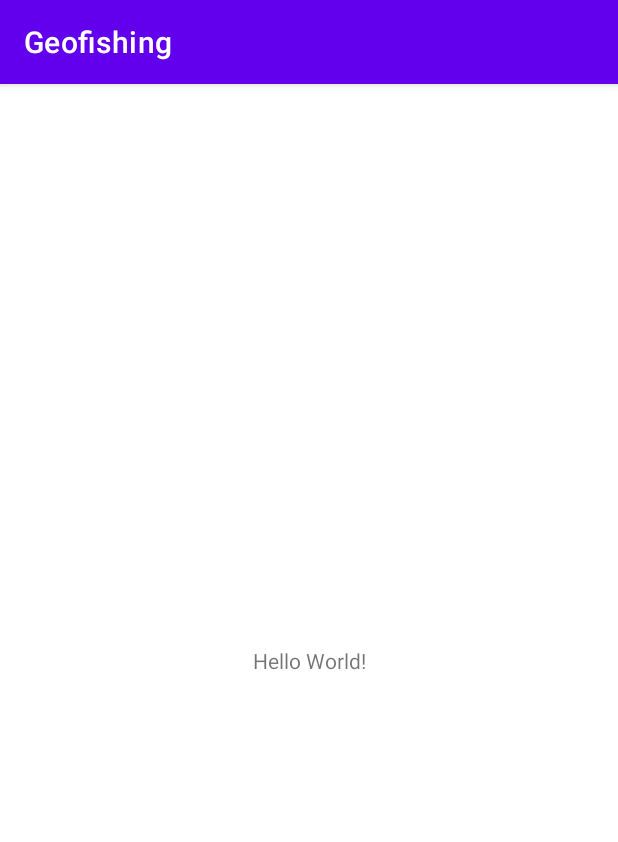
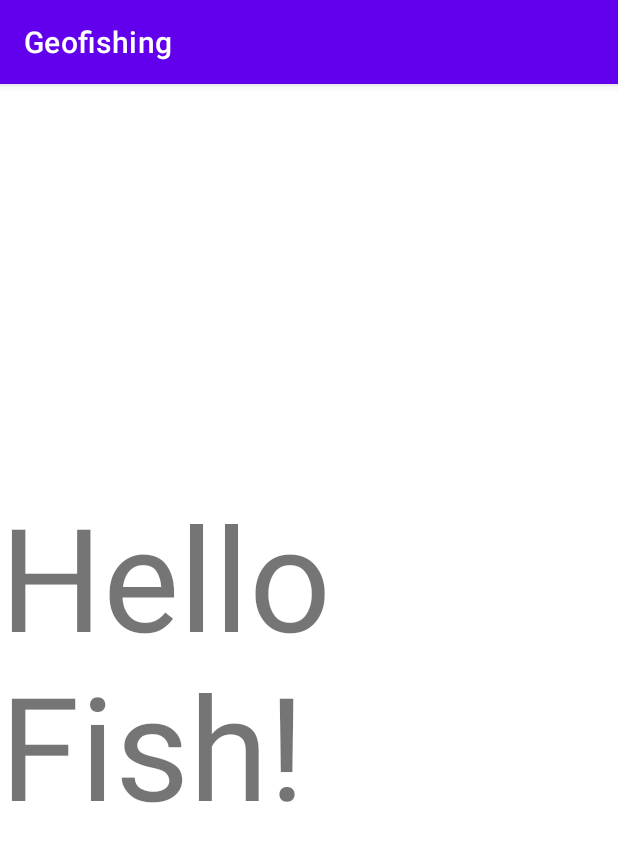
Before and after one commit to olejorga/geofishing, an Android app: the screen it shows after launch (MainActivity), on a phone screen of 412 x 824 dp. Shown: the top 842 px of the screen. Run offline under Robolectric (Android 15) with nearby library versions, the light colour scheme and no system bars.

Commit message:
hello fish

```diff
--- a/app/src/main/res/layout/activity_main.xml
+++ b/app/src/main/res/layout/activity_main.xml
@@ -9,7 +9,8 @@
     <TextView
         android:layout_width="wrap_content"
         android:layout_height="wrap_content"
-        android:text="Hello World!"
+        android:text="Hello Fish!"
+        android:textSize="96sp"
         app:layout_constraintBottom_toBottomOf="parent"
         app:layout_constraintEnd_toEndOf="parent"
         app:layout_constraintStart_toStartOf="parent"
```
